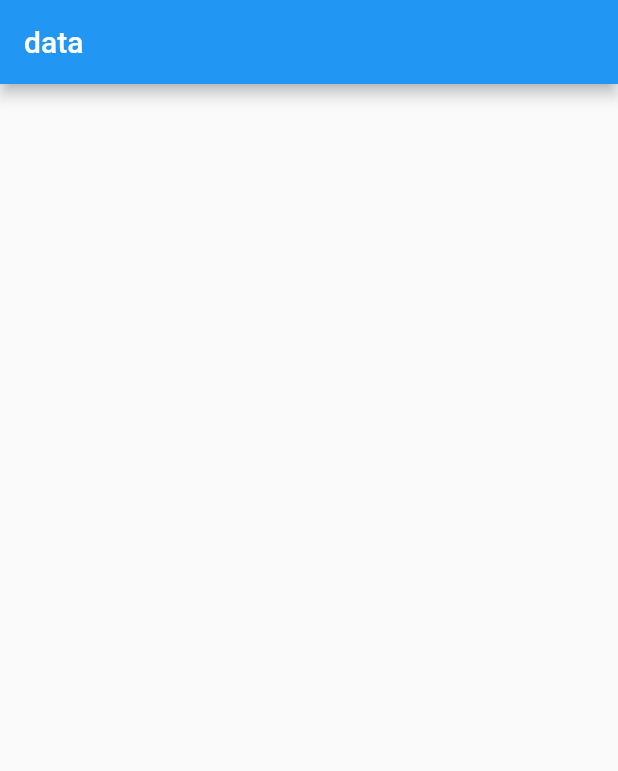
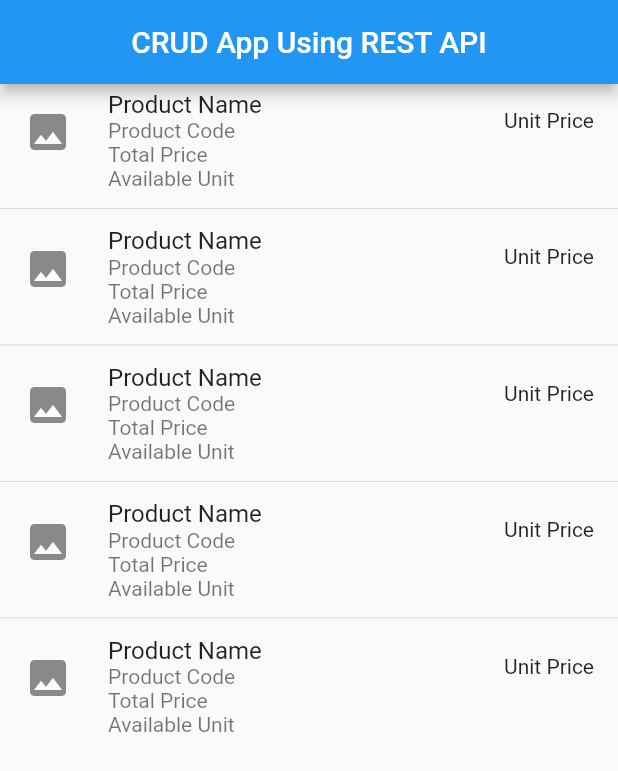
Before and after one commit to fakhruddin07/crud_app_using_rest_api, a Flutter app: the screen it shows after launch, on a phone screen of 412 x 824 dp. Shown: the top 771 px of the screen. Run offline on Flutter 3.47's test engine with Material 2 defaults, Android fonts, the phone set to English and light mode, and no system bars.

Commit message:
create a listView Builder and ListTile

```diff
--- a/lib/home_page.dart
+++ /dev/null
@@ -1,19 +0,0 @@
-import 'package:flutter/material.dart';
-
-class HomePage extends StatefulWidget {
-  const HomePage({super.key});
-
-  @override
-  State<HomePage> createState() => _HomePageState();
-}
-
-class _HomePageState extends State<HomePage> {
-  @override
-  Widget build(BuildContext context) {
-    return Scaffold(
-      appBar: AppBar(
-        title: Text("data"),
-      ),
-    );
-  }
-}
--- /dev/null
+++ b/lib/home_screen.dart
@@ -0,0 +1,41 @@
+import 'package:flutter/material.dart';
+
+class HomeScreen extends StatefulWidget {
+  const HomeScreen({super.key});
+
+  @override
+  State<HomeScreen> createState() => _HomeScreenState();
+}
+
+class _HomeScreenState extends State<HomeScreen> {
+  @override
+  Widget build(BuildContext context) {
+    return Scaffold(
+      appBar: AppBar(
+        title: const Text("CRUD App Using REST API"),
+        centerTitle: true,
+      ),
+      body: ListView.separated(
+        itemCount: 5,
+        separatorBuilder: (BuildContext context, int index) {
+          return const Divider();
+        },
+        itemBuilder: (context, index) {
+        return ListTile(
+          leading: Icon(Icons.image, size: 32,),
+          title: Text("Product Name"),
+          subtitle: Column(
+            crossAxisAlignment: CrossAxisAlignment.start,
+            children: [
+              Text("Product Code"),
+              Text("Total Price"),
+              Text("Available Unit"),
+            ],
+          ),
+          trailing: Text("Unit Price"),
+        );
+      },
+      ),
+    );
+  }
+}
--- a/lib/main.dart
+++ b/lib/main.dart
@@ -1,6 +1,6 @@
 import 'package:flutter/material.dart';
 
-import 'home_page.dart';
+import 'home_screen.dart';
 
 void main() {
   runApp(const MyApp());
@@ -17,7 +17,7 @@ class MyApp extends StatelessWidget {
       theme: ThemeData(
         primarySwatch: Colors.blue,
       ),
-      home: const HomePage(),
+      home: const HomeScreen(),
     );
   }
 }
```
